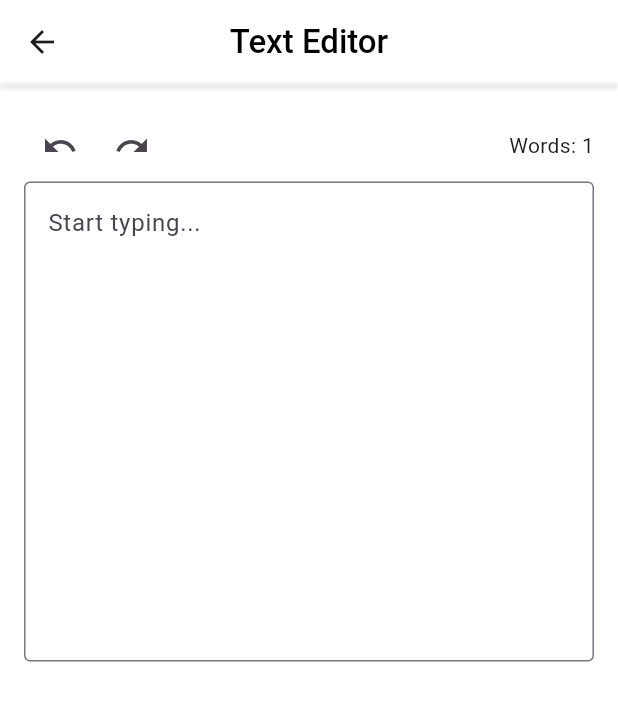
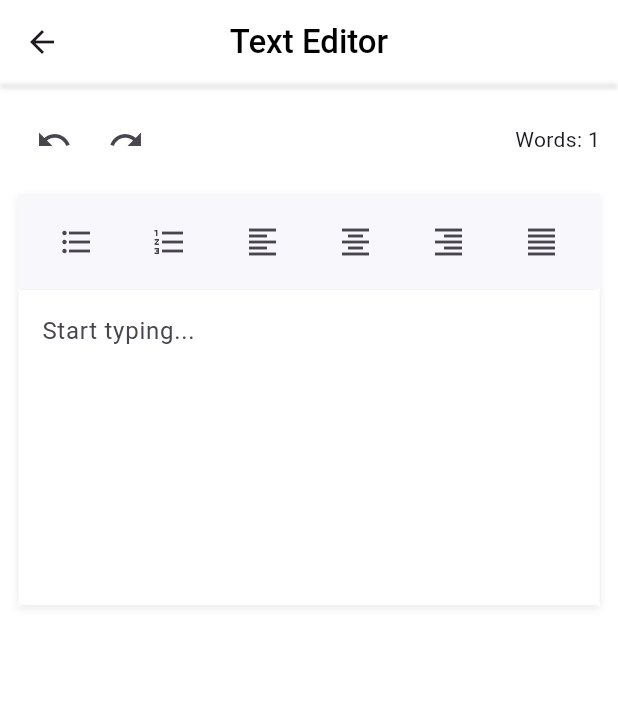
Before and after one commit to salahaldensherief/task, a Flutter app: the TextEditorViewBody screen opened directly, on a phone screen of 412 x 824 dp. Shown: the top 701 px of the screen. Run offline on Flutter 3.47's test engine with Material 3 defaults, Android fonts, the phone set to English and light mode, and no system bars; our stand-ins replace bloc, flutter_bloc, get_it, shared_preferences; accounts and stored records are empty.

Commit message:
text editor feature done

```diff
--- a/lib/features/T-editor/presentation/views/widgets/Custom_text_field.dart
+++ b/lib/features/T-editor/presentation/views/widgets/Custom_text_field.dart
@@ -1,12 +1,8 @@
 import 'package:flutter/material.dart';
 
 class CustomTextField extends StatelessWidget {
-
   final void Function(String)? onChanged;
-  const CustomTextField({
-    super.key,
-    required this.controller, this.onChanged,
-  });
+  const CustomTextField({super.key, required this.controller, this.onChanged});
 
   final TextEditingController controller;
 
@@ -17,7 +13,12 @@ class CustomTextField extends StatelessWidget {
       maxLines: 12,
       onChanged: onChanged,
       decoration: InputDecoration(
-        border: OutlineInputBorder(),
+        enabledBorder: OutlineInputBorder(
+          borderSide: BorderSide(color: Colors.black26, width: .1),
+        ),
+        focusedBorder: OutlineInputBorder(
+          borderSide: BorderSide(color: Colors.grey, width: 1),
+        ),
         hintText: "Start typing...",
       ),
     );
--- a/lib/features/T-editor/presentation/views/widgets/text_editor_view_body.dart
+++ b/lib/features/T-editor/presentation/views/widgets/text_editor_view_body.dart
@@ -1,5 +1,6 @@
 import 'package:flutter/material.dart';
 import 'package:flutter_bloc/flutter_bloc.dart';
+import 'package:task/features/T-editor/presentation/views/widgets/tools_bar.dart';
 
 import '../../../../../core/widgets/custom_app_bar.dart';
 import '../../cubits/editor/texteditor_cubit.dart';
@@ -11,6 +12,8 @@ class TextEditorViewBody extends StatelessWidget {
 
   @override
   Widget build(BuildContext context) {
+    final screenWidth = MediaQuery.of(context).size.width;
+    final screenHeight = MediaQuery.of(context).size.height;
     return Scaffold(
       appBar: CustomAppBar(title: 'Text Editor'),
       body: BlocBuilder<EditorCubit, String>(
@@ -20,7 +23,7 @@ class TextEditorViewBody extends StatelessWidget {
             selection: TextSelection.collapsed(offset: text.length),
           );
           return Padding(
-            padding: const EdgeInsets.all(16.0),
+            padding: const EdgeInsets.symmetric(vertical: 12, horizontal: 12),
             child: Column(
               children: [
                 Row(
@@ -37,6 +40,23 @@ class TextEditorViewBody extends StatelessWidget {
                     Text('Words: ${text.trim().split(RegExp(r"\s+")).length}'),
                   ],
                 ),
+                SizedBox(height: 12),
+                Container(
+                  width: screenWidth / 1.05,
+                  height: screenHeight / 3,
+                  decoration: BoxDecoration(
+                    color: Colors.white,
+                    boxShadow: [
+                      BoxShadow(
+                        color: Colors.grey.withOpacity(0.2),
+                        blurRadius: 4,
+                        offset: Offset(0, 2),
+                      ),
+                    ],
+                  ),
+                  child: Column(
+                    children: [
+                      ToolsBar(),
                       Expanded(
                         child: CustomTextField(
                           onChanged:
@@ -47,6 +67,9 @@ class TextEditorViewBody extends StatelessWidget {
                       ),
                     ],
                   ),
+                ),
+              ],
+            ),
           );
         },
       ),
--- /dev/null
+++ b/lib/features/T-editor/presentation/views/widgets/tools_bar.dart
@@ -0,0 +1,29 @@
+import 'package:flutter/material.dart';
+
+class ToolsBar extends StatelessWidget {
+  const ToolsBar({super.key});
+
+  @override
+  Widget build(BuildContext context) {
+    final icons = [
+      Icons.format_list_bulleted,
+      Icons.format_list_numbered,
+      Icons.format_align_left,
+      Icons.format_align_center,
+      Icons.format_align_right,
+      Icons.format_align_justify,
+    ];
+
+    return Container(
+      padding: const EdgeInsets.all(8),
+      decoration: BoxDecoration(color: Color(0xffF8F7FC)),
+      child: Row(
+        mainAxisAlignment: MainAxisAlignment.spaceAround,
+        children:
+            icons.map((icon) {
+              return IconButton(icon: Icon(icon), onPressed: () {});
+            }).toList(),
+      ),
+    );
+  }
+}
--- a/lib/features/home/presentation/views/widgets/best_seller_list_view.dart
+++ b/lib/features/home/presentation/views/widgets/best_seller_list_view.dart
@@ -22,7 +22,9 @@ class BestSellerListView extends StatelessWidget {
                 itemCount: products.length,
                 scrollDirection: Axis.horizontal,
                 itemBuilder: (context, index) {
-                  return BestSellerWidget(product: products[index]);
+                  return SizedBox(
+                      width: MediaQuery.of(context).size.width / 1.8,
+                      child: BestSellerWidget(product: products[index]));
                 },
               );
             } else if (state is ProductsFailure) {
```
Also changed, not shown: lib/features/home/presentation/views/widgets/bottom_nav_bar.dart (+1 -7 lines). Lines whose indentation alone changed are shown as unchanged.
